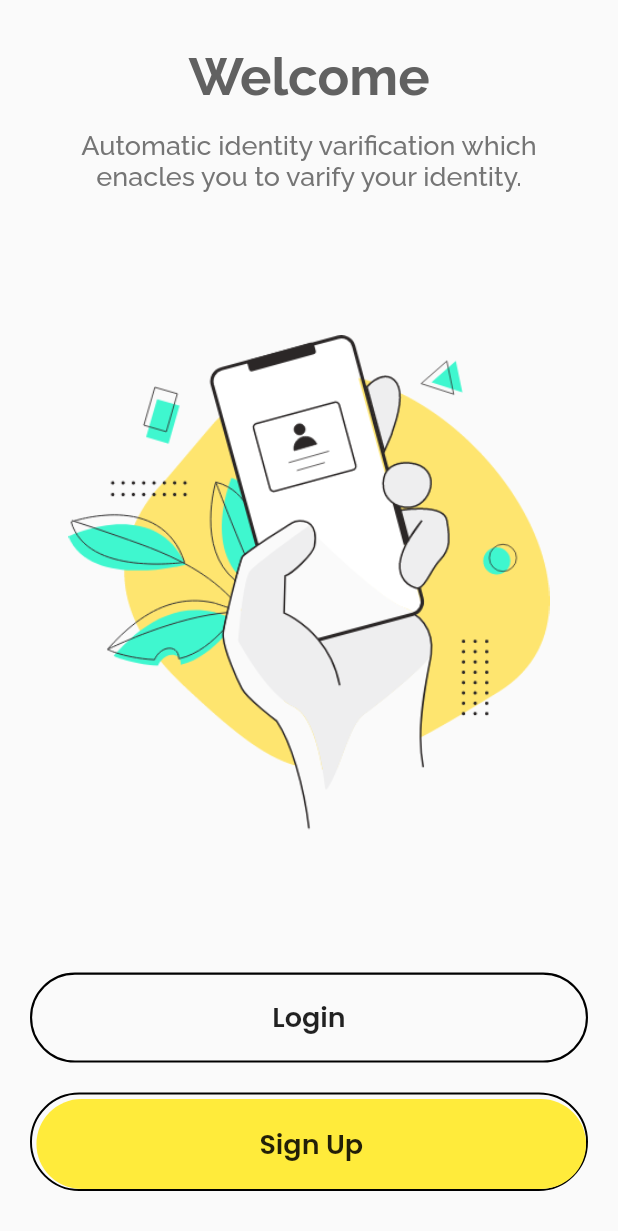
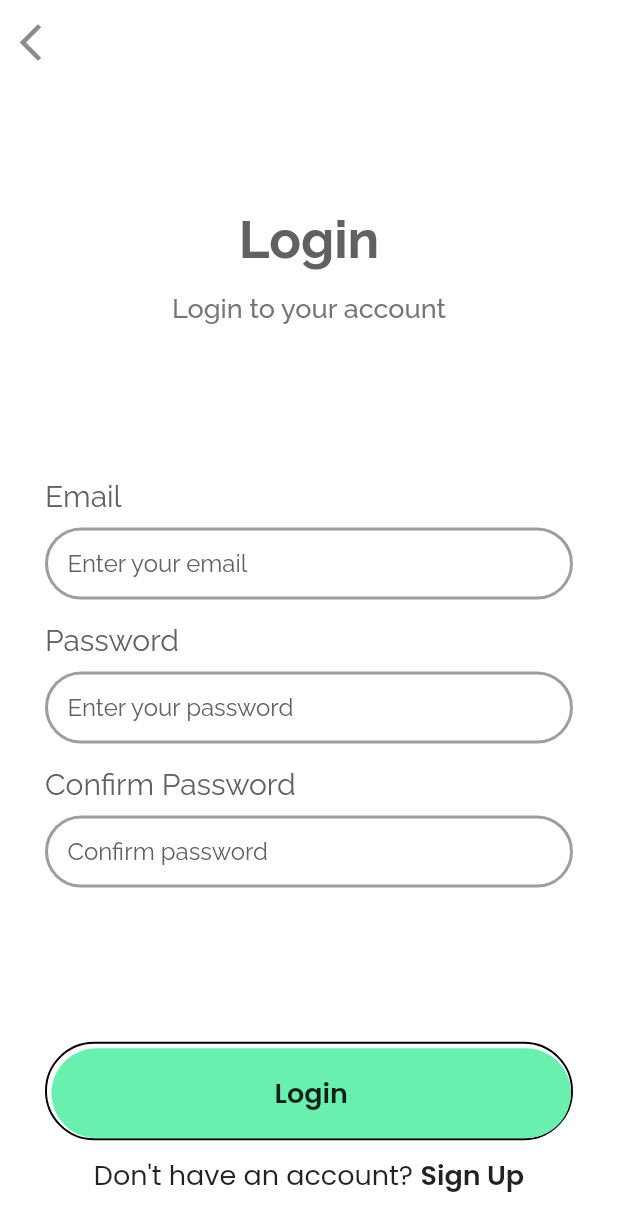
Before and after one commit to ArnobMahmud/Log-In-Sign-Up-Auth, a Flutter app: the screen it shows after launch, after a tap on "Login", on a phone screen of 412 x 824 dp. Shown: the top 1231 px of the screen. Run offline on Flutter 3.47's test engine with Material 2 defaults, Android fonts, the light colour scheme and no system bars; our stand-ins replace google_fonts.

Commit message:
login page added

```diff
--- a/lib/pages/auth-page.dart
+++ b/lib/pages/auth-page.dart
@@ -1,5 +1,6 @@
 import 'package:flutter/material.dart';
 import 'package:google_fonts/google_fonts.dart';
+import 'package:sign_up_auth/pages/login-page.dart';
 
 class AuthNavigationPage extends StatefulWidget {
   AuthNavigationPage({Key key}) : super(key: key);
@@ -19,8 +20,8 @@ class _AuthNavigationPageState extends State<AuthNavigationPage> {
           height: height,
           width: double.infinity,
           padding: EdgeInsets.symmetric(
-            horizontal: 20,
-            vertical: 30,
+            horizontal: 30,
+            vertical: 50,
           ),
           child: Column(
             mainAxisAlignment: MainAxisAlignment.spaceBetween,
@@ -65,7 +66,14 @@ class _AuthNavigationPageState extends State<AuthNavigationPage> {
                 crossAxisAlignment: CrossAxisAlignment.center,
                 children: [
                   MaterialButton(
-                    onPressed: () {},
+                    onPressed: () {
+                      Navigator.push(
+                        context,
+                        MaterialPageRoute(
+                          builder: (_) => LogInPage(),
+                        ),
+                      );
+                    },
                     height: 60,
                     minWidth: double.infinity,
                     elevation: 0.0,
--- /dev/null
+++ b/lib/pages/login-page.dart
@@ -0,0 +1,203 @@
+import 'package:flutter/material.dart';
+import 'package:google_fonts/google_fonts.dart';
+import 'package:sign_up_auth/widgets/input-field.dart';
+
+class LogInPage extends StatefulWidget {
+  LogInPage({Key key}) : super(key: key);
+
+  @override
+  _LogInPageState createState() => _LogInPageState();
+}
+
+class _LogInPageState extends State<LogInPage> {
+  @override
+  Widget build(BuildContext context) {
+    var height = MediaQuery.of(context).size.height;
+    var width = MediaQuery.of(context).size.width;
+    return Scaffold(
+      resizeToAvoidBottomInset: false,
+      backgroundColor: Colors.white,
+      appBar: AppBar(
+        backgroundColor: Colors.white,
+        elevation: 0.0,
+        leading: IconButton(
+          icon: Icon(
+            Icons.arrow_back_ios,
+            size: 30.0,
+            color: Colors.black45,
+          ),
+          onPressed: () {
+            Navigator.pop(context);
+          },
+        ),
+      ),
+      body: SingleChildScrollView(
+        child: Container(
+          height: height,
+          width: width,
+          child: Center(
+            child: Expanded(
+              child: Column(
+                mainAxisAlignment: MainAxisAlignment.spaceEvenly,
+                children: [
+                  Column(
+                    mainAxisAlignment: MainAxisAlignment.center,
+                    children: [
+                      Text(
+                        'Login',
+                        style: GoogleFonts.raleway(
+                          fontSize: 35,
+                          fontWeight: FontWeight.bold,
+                          color: Colors.grey[700],
+                        ),
+                      ),
+                      SizedBox(
+                        height: 15,
+                      ),
+                      Text(
+                        'Login to your account',
+                        style: GoogleFonts.raleway(
+                          fontSize: 18,
+                          fontWeight: FontWeight.w500,
+                          color: Colors.grey[600],
+                        ),
+                        textAlign: TextAlign.center,
+                      ),
+                    ],
+                  ),
+                  Padding(
+                    padding: const EdgeInsets.only(
+                      top: 20,
+                    ),
+                    child: Column(
+                      mainAxisAlignment: MainAxisAlignment.spaceEvenly,
+                      children: [
+                        InputField(
+                          label: "Email",
+                          obscureText: false,
+                          hintText: 'Enter your email',
+                        ),
+                        SizedBox(
+                          height: 15,
+                        ),
+                        InputField(
+                          label: "Password",
+                          obscureText: true,
+                          hintText: 'Enter your password',
+                        ),
+                        SizedBox(
+                          height: 15,
+                        ),
+                        InputField(
+                          label: "Confirm Password",
+                          obscureText: true,
+                          hintText: 'Confirm password',
+                        ),
+                      ],
+                    ),
+                  ),
+                  Column(
+                    children: [
+                      Padding(
+                        padding:
+                            const EdgeInsets.only(top: 20, left: 30, right: 30),
+                        child: Container(
+                          padding: EdgeInsets.only(
+                            top: 3,
+                            left: 3,
+                          ),
+                          decoration: BoxDecoration(
+                            borderRadius: BorderRadius.circular(50),
+                            border: Border(
+                              bottom: BorderSide(
+                                color: Colors.black,
+                                width: 1.3,
+                              ),
+                              top: BorderSide(
+                                color: Colors.black,
+                                width: 1.3,
+                              ),
+                              left: BorderSide(
+                                color: Colors.black,
+                                width: 1.3,
+                              ),
+                              right: BorderSide(
+                                color: Colors.black,
+                                width: 1.3,
+                              ),
+                            ),
+                          ),
+                          child: MaterialButton(
+                            onPressed: () {},
+                            height: 60,
+                            minWidth: double.infinity,
+                            elevation: 0.0,
+                            color: Colors.greenAccent,
+                            shape: RoundedRectangleBorder(
+                              borderRadius: BorderRadius.circular(50),
+                            ),
+                            child: Text(
+                              'Login',
+                              style: GoogleFonts.poppins(
+                                fontSize: 18,
+                                fontWeight: FontWeight.w600,
+                              ),
+                            ),
+                          ),
+                        ),
+                      ),
+                      Padding(
+                        padding: const EdgeInsets.only(
+                          top: 10,
+                        ),
+                        child: Row(
+                          mainAxisAlignment: MainAxisAlignment.center,
+                          children: [
+                            Text(
+                              'Don\'t have an account?',
+                              style: GoogleFonts.poppins(
+                                fontSize: 18,
+                                //fontWeight: FontWeight.w600,
+                              ),
+                            ),
+                            SizedBox(
+                              width: 5,
+                            ),
+                            GestureDetector(
+                              onTap: () {},
+                              child: Text(
+                                'Sign Up',
+                                style: GoogleFonts.poppins(
+                                  fontSize: 18,
+                                  fontWeight: FontWeight.w600,
+                                ),
+                              ),
+                            ),
+                          ],
+                        ),
+                      ),
+                    ],
+                  ),
+                  // Expanded(
+                  //   child: Container(
+                  //     height: height * .4,
+                  //     width: width,
+                  //     decoration: BoxDecoration(
+                  //       image: DecorationImage(
+                  //         image: AssetImage(
+                  //           'images/background.png',
+                  //         ),
+                  //         fit: BoxFit.cover,
+                  //       ),
+                  //     ),
+                  //   ),
+                  // ),
+                ],
+              ),
+            ),
+          ),
+        ),
+      ),
+    );
+  }
+}
--- /dev/null
+++ b/lib/widgets/input-field.dart
@@ -0,0 +1,61 @@
+import 'package:flutter/material.dart';
+import 'package:google_fonts/google_fonts.dart';
+
+class InputField extends StatelessWidget {
+  final String label;
+  final bool obscureText;
+  final String hintText;
+  const InputField({Key key, this.label, this.obscureText, this.hintText})
+      : super(key: key);
+
+  @override
+  Widget build(BuildContext context) {
+    return Padding(
+      padding: const EdgeInsets.symmetric(horizontal: 30),
+      child: Column(
+        crossAxisAlignment: CrossAxisAlignment.start,
+        children: [
+          Text(
+            label,
+            style: GoogleFonts.raleway(
+              fontSize: 20,
+              //fontWeight: FontWeight.bold,
+              color: Colors.grey[700],
+            ),
+          ),
+          SizedBox(
+            height: 10,
+          ),
+          TextField(
+            obscureText: obscureText,
+            decoration: InputDecoration(
+              hintText: hintText,
+              hintStyle: GoogleFonts.raleway(
+                fontSize: 16,
+                fontWeight: FontWeight.w400,
+                color: Colors.grey[700],
+              ),
+              contentPadding: EdgeInsets.symmetric(
+                vertical: 0,
+                horizontal: 15,
+              ),
+              enabledBorder: OutlineInputBorder(
+                borderRadius: BorderRadius.circular(30),
+                borderSide: BorderSide(
+                  width: 2,
+                  color: Colors.grey,
+                ),
+              ),
+              border: OutlineInputBorder(
+                borderRadius: BorderRadius.circular(30),
+                borderSide: BorderSide(
+                  color: Colors.grey,
+                ),
+              ),
+            ),
+          )
+        ],
+      ),
+    );
+  }
+}
```
Also changed, not shown: lib/pages/signup-page.dart (added).
